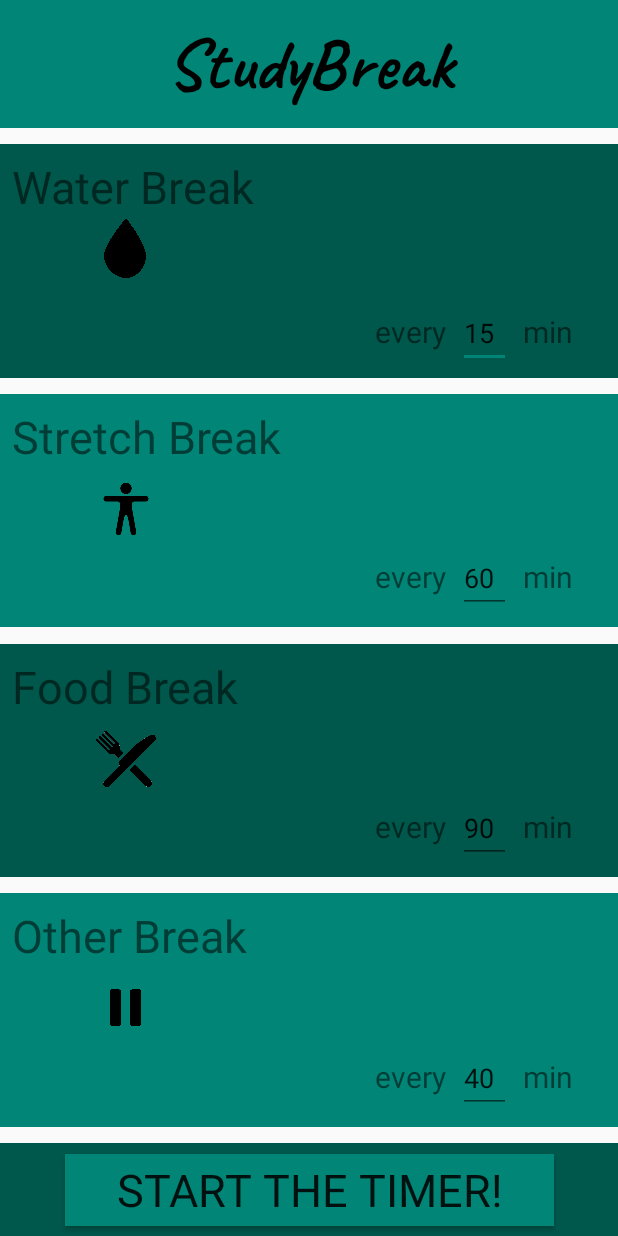
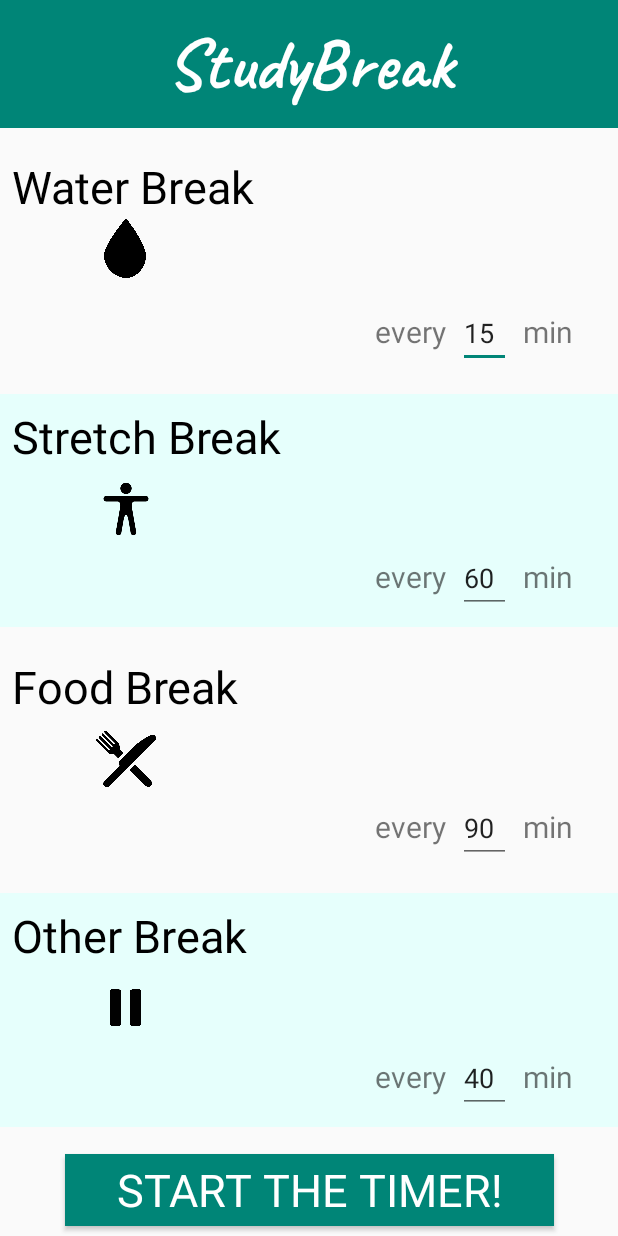
Before and after one commit to CiaraSouthgate/StudyBreak, an Android app: the screen it shows after launch (MainActivity), on a phone screen of 412 x 824 dp. Run offline under Robolectric (Android 15) with nearby library versions, the phone set to English and light mode, and no system bars; Roboto replaces fonts that are not available here.

Commit message:
Changed colours

```diff
--- a/app/src/main/res/layout/activity_display_timer.xml
+++ b/app/src/main/res/layout/activity_display_timer.xml
@@ -16,7 +16,7 @@
         android:paddingStart="10sp"
         android:paddingEnd="10sp"
         android:text="@string/app_name"
-        android:textColor="@color/colorAccent"
+        android:textColor="#FFF"
         android:textSize="48sp"
         app:layout_constraintEnd_toEndOf="parent"
         app:layout_constraintStart_toStartOf="parent"
--- a/app/src/main/res/layout/activity_goodbye.xml
+++ b/app/src/main/res/layout/activity_goodbye.xml
@@ -16,7 +16,7 @@
         android:paddingStart="10sp"
         android:paddingEnd="10sp"
         android:text="@string/app_name"
-        android:textColor="@color/colorAccent"
+        android:textColor="#FFF"
         android:textSize="48sp"
         app:layout_constraintEnd_toEndOf="parent"
         app:layout_constraintStart_toStartOf="parent"
--- a/app/src/main/res/layout/activity_main.xml
+++ b/app/src/main/res/layout/activity_main.xml
@@ -17,7 +17,6 @@
             android:id="@+id/view"
             android:layout_width="0dp"
             android:layout_height="0dp"
-            android:background="@color/colorPrimaryDark"
             app:layout_constraintBottom_toTopOf="@+id/view2"
             app:layout_constraintEnd_toEndOf="parent"
             app:layout_constraintHeight_percent=".23"
@@ -29,7 +28,7 @@
             android:id="@+id/view2"
             android:layout_width="0dp"
             android:layout_height="0dp"
-            android:background="@color/colorPrimary"
+            android:background="#e6fffc"
             app:layout_constraintBottom_toTopOf="@+id/view4"
             app:layout_constraintEnd_toEndOf="parent"
             app:layout_constraintHeight_percent=".23"
@@ -41,7 +40,6 @@
             android:id="@+id/view4"
             android:layout_width="0dp"
             android:layout_height="0dp"
-            android:background="@color/colorPrimaryDark"
             app:layout_constraintBottom_toTopOf="@+id/view5"
             app:layout_constraintEnd_toEndOf="parent"
             app:layout_constraintHeight_percent=".23"
@@ -53,7 +51,7 @@
             android:id="@+id/view5"
             android:layout_width="0dp"
             android:layout_height="0dp"
-            android:background="@color/colorPrimary"
+            android:background="#e6fffc"
             app:layout_constraintBottom_toBottomOf="parent"
             app:layout_constraintEnd_toEndOf="parent"
             app:layout_constraintHeight_percent=".23"
@@ -67,6 +65,7 @@
             android:layout_marginStart="8dp"
             android:layout_marginTop="8dp"
             android:text="@string/water_break"
+            android:textColor="#000"
             android:textSize="30sp"
             app:layout_constraintStart_toStartOf="@+id/view"
             app:layout_constraintTop_toTopOf="@+id/view" />
@@ -99,6 +98,7 @@
             android:layout_marginStart="8dp"
             android:layout_marginTop="8dp"
             android:text="@string/food_break"
+            android:textColor="#000"
             android:textSize="30sp"
             app:layout_constraintStart_toStartOf="@+id/view4"
             app:layout_constraintTop_toTopOf="@+id/view4" />
@@ -208,6 +208,7 @@
             android:layout_marginStart="8dp"
             android:layout_marginTop="8dp"
             android:text="@string/other_break"
+            android:textColor="#000"
             android:textSize="30sp"
             app:layout_constraintStart_toStartOf="@+id/view5"
             app:layout_constraintTop_toTopOf="@+id/view5" />
@@ -260,6 +261,7 @@
             android:layout_marginStart="8dp"
             android:layout_marginTop="8dp"
             android:text="@string/stretch_break"
+            android:textColor="#000"
             android:textSize="30sp"
             app:layout_constraintStart_toStartOf="@+id/view2"
             app:layout_constraintTop_toTopOf="@+id/view2" />
@@ -287,7 +289,7 @@
         android:paddingStart="10sp"
         android:paddingEnd="10sp"
         android:text="@string/app_name"
-        android:textColor="@color/colorAccent"
+        android:textColor="#FFF"
         android:textSize="48sp"
         app:layout_constraintEnd_toEndOf="parent"
         app:layout_constraintStart_toStartOf="parent"
@@ -305,6 +307,7 @@
         android:background="@color/colorPrimary"
         android:fontFamily="@font/roboto_thin"
         android:text="@string/start_button"
+        android:textColor="#FFF"
         android:textSize="30sp"
         app:layout_constraintBottom_toBottomOf="@+id/bottom_box"
         app:layout_constraintLeft_toLeftOf="@+id/bottom_box"
@@ -315,7 +318,6 @@
         android:id="@+id/bottom_box"
         android:layout_width="0dp"
         android:layout_height="62dp"
-        android:background="@color/colorPrimaryDark"
         app:layout_constraintBottom_toBottomOf="parent"
         app:layout_constraintEnd_toEndOf="parent"
         app:layout_constraintStart_toStartOf="parent" />
```
